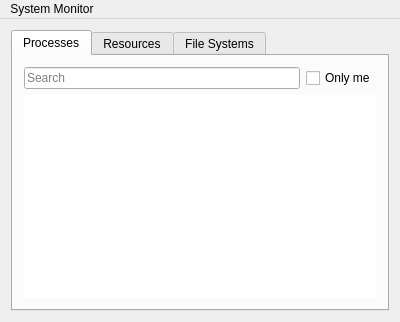
Qt form mainwindow.ui (VioletDarkKitty/system-monitor) before a commit.
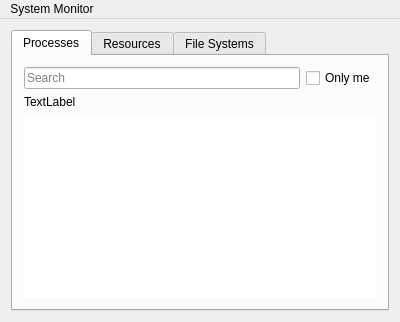
The same form after that commit. The open tabs and pages were chosen to show the change.

Commit message: Use QString over std::string in resources tab. Show load averages in processes tab

What changed in the file:
```diff
--- a/mainwindow.ui
+++ b/mainwindow.ui
@@ -61,7 +61,7 @@
           </item>
          </layout>
         </item>
-        <item row="1" column="0">
+        <item row="2" column="0">
          <widget class="QTableWidget" name="tableProcesses">
           <property name="frameShape">
            <enum>QFrame::NoFrame</enum>
@@ -98,6 +98,13 @@
           </attribute>
          </widget>
         </item>
+        <item row="1" column="0">
+         <widget class="QLabel" name="loadAvgLabel">
+          <property name="text">
+           <string>TextLabel</string>
+          </property>
+         </widget>
+        </item>
        </layout>
       </widget>
       <widget class="QWidget" name="tabResources">
```
The commit also changes 4 other files.
